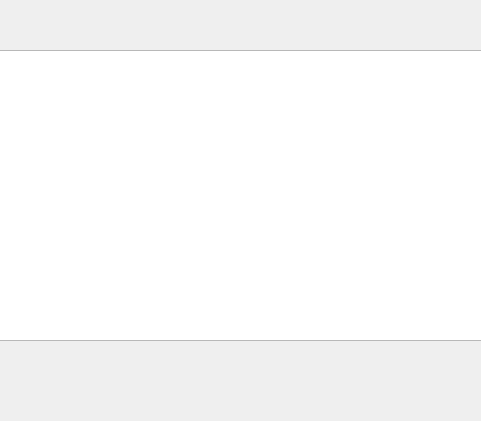
Before: the Qt Designer form smartqueries.ui in MikhailKaz/Qt_Delivery_Data, drawn with Qt 5; both pictures show x 310 to 791 and y 0 to 421 of the 1072 by 421 pixel window.
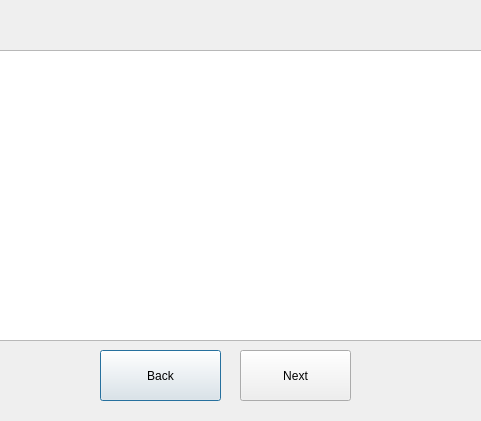
After: the same form once the commit is applied.

```diff
--- a/smartqueries.ui
+++ b/smartqueries.ui
@@ -26,16 +26,48 @@
   <widget class="QLabel" name="label">
    <property name="geometry">
     <rect>
-     <x>490</x>
-     <y>30</y>
-     <width>181</width>
-     <height>18</height>
+     <x>390</x>
+     <y>19</y>
+     <width>321</width>
+     <height>31</height>
     </rect>
    </property>
+   <property name="font">
+    <font>
+     <pointsize>14</pointsize>
+     <bold>true</bold>
+    </font>
+   </property>
    <property name="text">
     <string/>
    </property>
   </widget>
+  <widget class="QPushButton" name="pushButton">
+   <property name="geometry">
+    <rect>
+     <x>410</x>
+     <y>350</y>
+     <width>121</width>
+     <height>51</height>
+    </rect>
+   </property>
+   <property name="text">
+    <string>Back</string>
+   </property>
+  </widget>
+  <widget class="QPushButton" name="pushButton_2">
+   <property name="geometry">
+    <rect>
+     <x>550</x>
+     <y>350</y>
+     <width>111</width>
+     <height>51</height>
+    </rect>
+   </property>
+   <property name="text">
+    <string>Next</string>
+   </property>
+  </widget>
  </widget>
  <resources/>
  <connections/>
```
